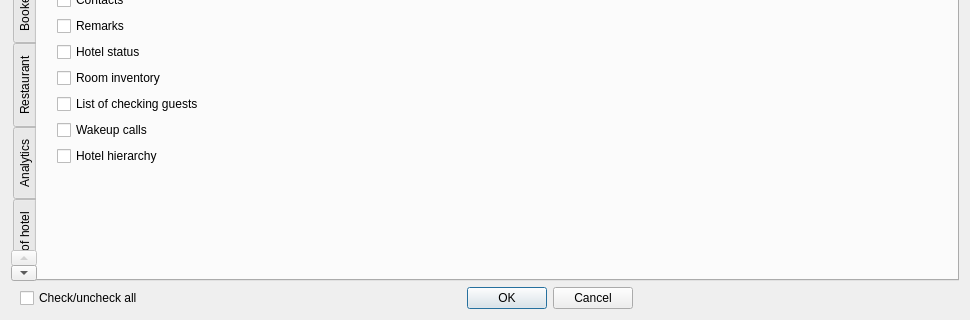
Old version of the form Resort/dlguserrights.ui in the repository End1-1/Resort; both pictures show x 0 to 970 and y 370 to 690 of the 970 by 690 pixel window.
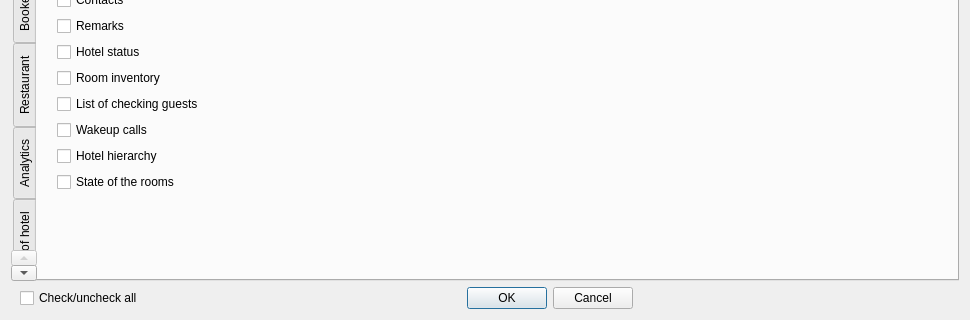
New version of the form. The open tabs and pages were chosen to show the change. Custom widgets are drawn as their Qt base class.

The edit to the form file:
```diff
--- a/Resort/dlguserrights.ui
+++ b/Resort/dlguserrights.ui
@@ -461,6 +461,16 @@
          </property>
         </widget>
        </item>
+       <item>
+        <widget class="EQCheckBox" name="chStateOfTheRoom">
+         <property name="text">
+          <string>State of the rooms</string>
+         </property>
+         <property name="Tag" stdset="0">
+          <number>139</number>
+         </property>
+        </widget>
+       </item>
        <item>
         <spacer name="verticalSpacer_2">
          <property name="orientation">
```
